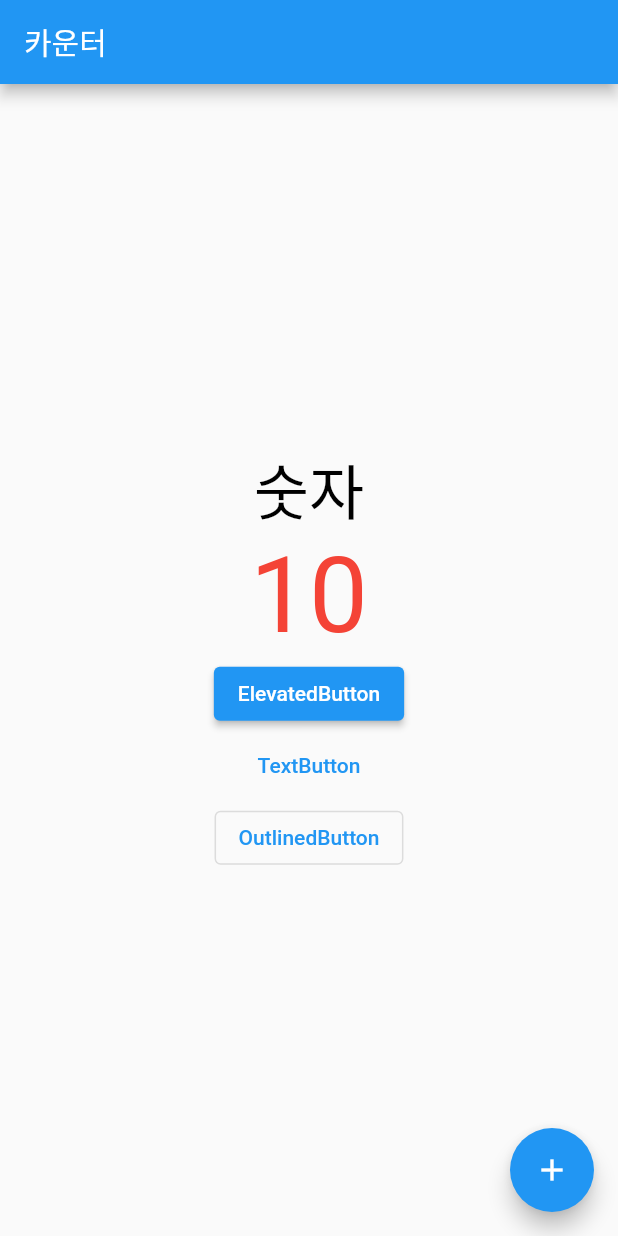
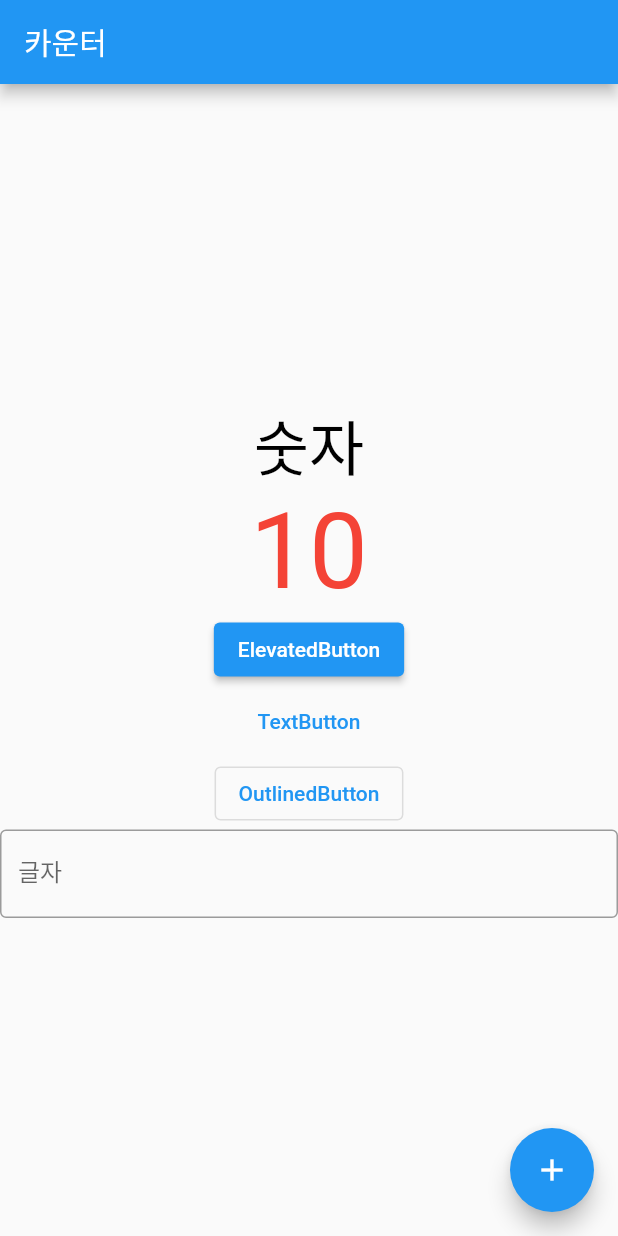
Before and after one commit to blueknarr/first_flutter_app, a Flutter app: the screen it shows after launch, on a phone screen of 412 x 824 dp. Run offline on Flutter 3.47's test engine with Material 2 defaults, Android fonts, the phone set to English and light mode, and no system bars.

Commit message:
029. TextField 위젯

```diff
--- a/lib/my_home_page.dart
+++ b/lib/my_home_page.dart
@@ -14,6 +14,7 @@ class MyHomePage extends StatefulWidget {
 class _MyHomnePageState extends State<MyHomePage> {
   /// 정수형 타입의 count 변수 0으로 초기화한다.
   int number = 10;
+  String text = '';
 
   /// Scaffold() : 앱을 만드는 뼈대가 되는 기본 위젯
   @override
@@ -72,6 +73,20 @@ class _MyHomnePageState extends State<MyHomePage> {
               onPressed: () {},
               child: Text('OutlinedButton'),
             ),
+
+            /// 입력창
+            TextField(
+              /// 입력창 모양 꾸미기
+              decoration: InputDecoration(
+                labelText: '글자',
+                border: OutlineInputBorder(),
+              ),
+
+              /// 입력창에서 글자를 입력할 때마다 text에 들어온다.
+              onChanged: (text) {
+                print(text);
+              },
+            ),
           ],
         ),
       ),
```
